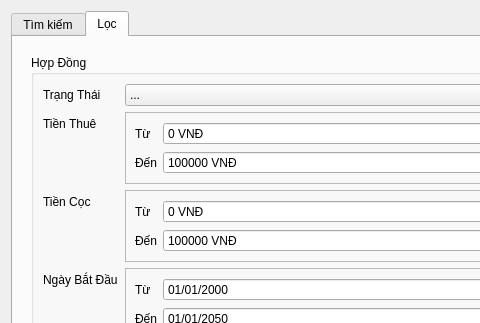
The window that ui/design/search_filter_dialog.ui (huymatthew/PBL02) describes before a commit, drawn with Qt 5; both pictures show x 0 to 480 and y 0 to 323 of the 600 by 656 pixel window.
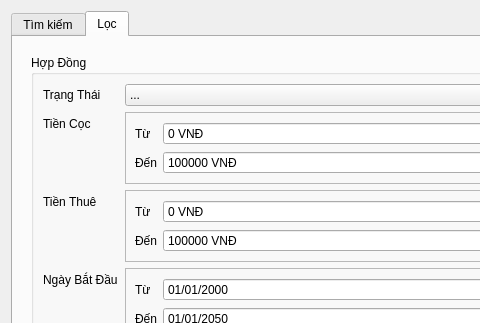
The same window after the commit. The open tabs and pages were chosen to show the change.

What changed in the file:
```diff
--- a/ui/design/search_filter_dialog.ui
+++ b/ui/design/search_filter_dialog.ui
@@ -422,7 +422,7 @@
               <item row="2" column="0">
                <widget class="QLabel" name="contractFilterRoomRentLabel">
                 <property name="text">
-                 <string>Tiền Thuê</string>
+                 <string>Tiền Cọc</string>
                 </property>
                </widget>
               </item>
@@ -490,7 +490,7 @@
               <item row="4" column="0">
                <widget class="QLabel" name="label_13">
                 <property name="text">
-                 <string>Tiền Cọc</string>
+                 <string>Tiền Thuê</string>
                 </property>
                </widget>
               </item>
```
Left out of the diff: 2 changed lines with no effect on the pictures.
